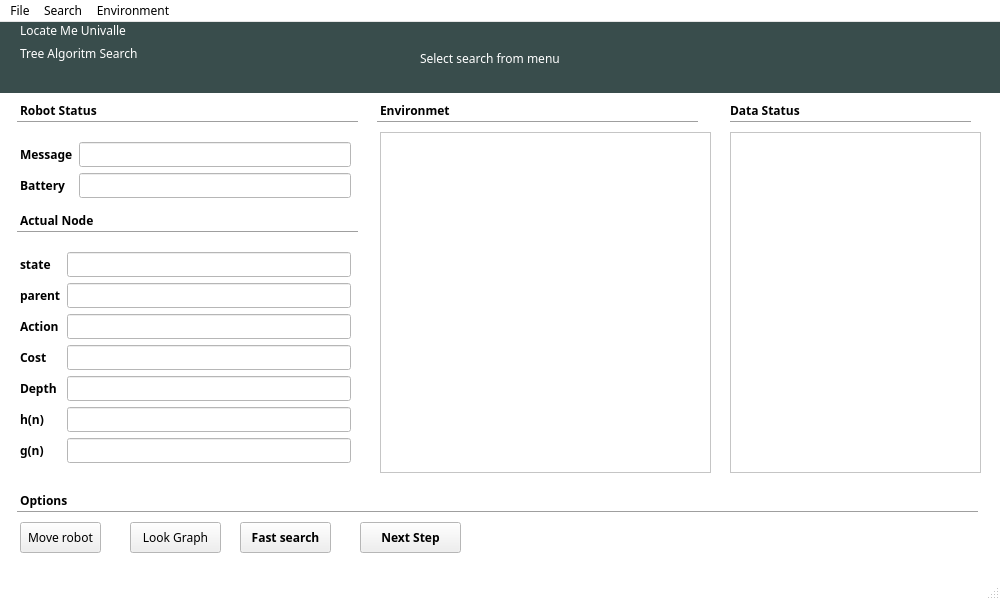
This is Clases/gui/MainWindow.ui in DonAurelio/ia-search-algorithms as Qt 5 draws it before an edit. The edited form follows.
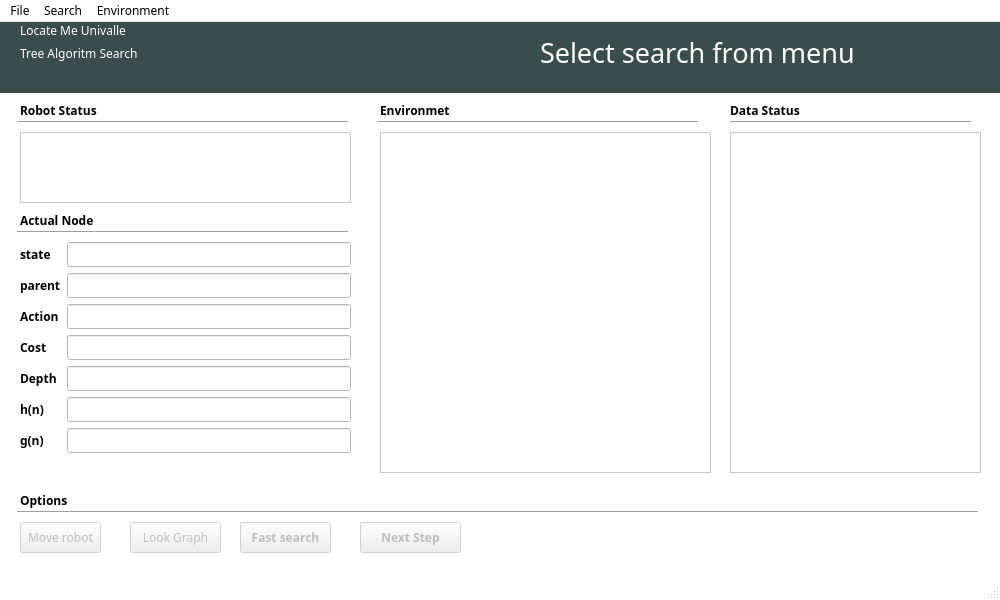
This is the edited form.

Patch:
```diff
--- a/Clases/gui/MainWindow.ui
+++ b/Clases/gui/MainWindow.ui
@@ -222,15 +222,20 @@
       </item>
      </layout>
     </widget>
-    <widget class="QLabel" name="labelDelectedSearch">
+    <widget class="QLabel" name="labelSelectedSearch">
      <property name="geometry">
       <rect>
-       <x>420</x>
-       <y>16</y>
+       <x>540</x>
+       <y>10</y>
        <width>331</width>
        <height>41</height>
       </rect>
      </property>
+     <property name="font">
+      <font>
+       <pointsize>20</pointsize>
+      </font>
+     </property>
      <property name="text">
       <string>Select search from menu</string>
      </property>
@@ -269,7 +274,7 @@
       <rect>
        <x>7</x>
        <y>10</y>
-       <width>341</width>
+       <width>331</width>
        <height>20</height>
       </rect>
      </property>
@@ -282,7 +287,7 @@
       <rect>
        <x>7</x>
        <y>120</y>
-       <width>341</width>
+       <width>331</width>
        <height>20</height>
       </rect>
      </property>
@@ -393,12 +398,15 @@
      <property name="geometry">
       <rect>
        <x>10</x>
-       <y>150</y>
+       <y>140</y>
        <width>331</width>
-       <height>227</height>
+       <height>311</height>
       </rect>
      </property>
      <layout class="QFormLayout" name="formLayout">
+      <property name="fieldGrowthPolicy">
+       <enum>QFormLayout::AllNonFixedFieldsGrow</enum>
+      </property>
       <item row="0" column="0">
        <widget class="QLabel" name="labelState">
         <property name="font">
@@ -413,7 +421,14 @@
        </widget>
       </item>
       <item row="0" column="1">
-       <widget class="QLineEdit" name="lineEditState"/>
+       <widget class="QLineEdit" name="lineEditState">
+        <property name="enabled">
+         <bool>true</bool>
+        </property>
+        <property name="readOnly">
+         <bool>true</bool>
+        </property>
+       </widget>
       </item>
       <item row="1" column="0">
        <widget class="QLabel" name="labelParent">
@@ -428,9 +443,6 @@
         </property>
        </widget>
       </item>
-      <item row="1" column="1">
-       <widget class="QLineEdit" name="lineEditParent"/>
-      </item>
       <item row="2" column="0">
        <widget class="QLabel" name="labelAction">
         <property name="font">
@@ -445,7 +457,14 @@
        </widget>
       </item>
       <item row="2" column="1">
-       <widget class="QLineEdit" name="lineEditAction"/>
+       <widget class="QLineEdit" name="lineEditAction">
+        <property name="enabled">
+         <bool>true</bool>
+        </property>
+        <property name="readOnly">
+         <bool>true</bool>
+        </property>
+       </widget>
       </item>
       <item row="3" column="0">
        <widget class="QLabel" name="labelCost">
@@ -461,7 +480,14 @@
        </widget>
       </item>
       <item row="3" column="1">
-       <widget class="QLineEdit" name="lineEditCost"/>
+       <widget class="QLineEdit" name="lineEditCost">
+        <property name="enabled">
+         <bool>true</bool>
+        </property>
+        <property name="readOnly">
+         <bool>true</bool>
+        </property>
+       </widget>
       </item>
       <item row="4" column="0">
        <widget class="QLabel" name="labelDepth">
@@ -477,7 +503,14 @@
        </widget>
       </item>
       <item row="4" column="1">
-       <widget class="QLineEdit" name="lineEditDepth"/>
+       <widget class="QLineEdit" name="lineEditDepth">
+        <property name="enabled">
+         <bool>true</bool>
+        </property>
+        <property name="readOnly">
+         <bool>true</bool>
+        </property>
+       </widget>
       </item>
       <item row="5" column="0">
        <widget class="QLabel" name="labelH">
@@ -493,7 +526,14 @@
        </widget>
       </item>
       <item row="5" column="1">
-       <widget class="QLineEdit" name="lineEditH"/>
+       <widget class="QLineEdit" name="lineEditH">
+        <property name="enabled">
+         <bool>true</bool>
+        </property>
+        <property name="readOnly">
+         <bool>true</bool>
+        </property>
+       </widget>
       </item>
       <item row="6" column="0">
        <widget class="QLabel" name="labelG">
@@ -509,54 +549,24 @@
        </widget>
       </item>
       <item row="6" column="1">
-       <widget class="QLineEdit" name="lineEditG"/>
-      </item>
-     </layout>
-    </widget>
-    <widget class="QWidget" name="layoutWidget">
-     <property name="geometry">
-      <rect>
-       <x>10</x>
-       <y>40</y>
-       <width>331</width>
-       <height>62</height>
-      </rect>
-     </property>
-     <layout class="QFormLayout" name="formLayout_3">
-      <property name="fieldGrowthPolicy">
-       <enum>QFormLayout::AllNonFixedFieldsGrow</enum>
-      </property>
-      <item row="0" column="0">
-       <widget class="QLabel" name="labelMessage">
-        <property name="font">
-         <font>
-          <weight>75</weight>
-          <bold>true</bold>
-         </font>
+       <widget class="QLineEdit" name="lineEditG">
+        <property name="enabled">
+         <bool>true</bool>
         </property>
-        <property name="text">
-         <string>Message</string>
-        </property>
-       </widget>
-      </item>
-      <item row="1" column="0">
-       <widget class="QLabel" name="labelBattery">
-        <property name="font">
-         <font>
-          <weight>75</weight>
-          <bold>true</bold>
-         </font>
-        </property>
-        <property name="text">
-         <string>Battery</string>
+        <property name="readOnly">
+         <bool>true</bool>
         </property>
        </widget>
       </item>
       <item row="1" column="1">
-       <widget class="QLineEdit" name="lineEditBattery"/>
-      </item>
-      <item row="0" column="1">
-       <widget class="QLineEdit" name="lineEditMessage"/>
+       <widget class="QLineEdit" name="lineEditParent">
+        <property name="enabled">
+         <bool>true</bool>
+        </property>
+        <property name="readOnly">
+         <bool>true</bool>
+        </property>
+       </widget>
       </item>
      </layout>
     </widget>
@@ -593,6 +603,9 @@
      </property>
     </widget>
     <widget class="QPushButton" name="pushButtonMoveRobot">
+     <property name="enabled">
+      <bool>false</bool>
+     </property>
      <property name="geometry">
       <rect>
        <x>10</x>
@@ -606,6 +619,9 @@
      </property>
     </widget>
     <widget class="QPushButton" name="pushButtonLookGraph">
+     <property name="enabled">
+      <bool>false</bool>
+     </property>
      <property name="geometry">
       <rect>
        <x>120</x>
@@ -619,6 +635,9 @@
      </property>
     </widget>
     <widget class="QPushButton" name="pushButtonNextStep">
+     <property name="enabled">
+      <bool>false</bool>
+     </property>
      <property name="geometry">
       <rect>
        <x>350</x>
@@ -638,6 +657,9 @@
      </property>
     </widget>
     <widget class="QPushButton" name="pushButtonFastSearch">
+     <property name="enabled">
+      <bool>false</bool>
+     </property>
      <property name="geometry">
       <rect>
        <x>230</x>
@@ -657,6 +679,9 @@
      </property>
     </widget>
     <widget class="QTableWidget" name="tableWidgetEnvironment">
+     <property name="enabled">
+      <bool>true</bool>
+     </property>
      <property name="geometry">
       <rect>
        <x>370</x>
@@ -665,7 +690,45 @@
        <height>341</height>
       </rect>
      </property>
+     <attribute name="horizontalHeaderDefaultSectionSize">
+      <number>24</number>
+     </attribute>
     </widget>
+    <widget class="QPlainTextEdit" name="plainTextEditRobotStatus">
+     <property name="enabled">
+      <bool>true</bool>
+     </property>
+     <property name="geometry">
+      <rect>
+       <x>10</x>
+       <y>30</y>
+       <width>331</width>
+       <height>71</height>
+      </rect>
+     </property>
+     <property name="readOnly">
+      <bool>true</bool>
+     </property>
+    </widget>
+    <zorder>labelRobotStatus</zorder>
+    <zorder>lineRobotStatus</zorder>
+    <zorder>lineActualNode</zorder>
+    <zorder>labelActualNode</zorder>
+    <zorder>labelDataStatus</zorder>
+    <zorder>line_3</zorder>
+    <zorder>plainTextEditDataStatus</zorder>
+    <zorder>labelEnvironment</zorder>
+    <zorder>lineEnvironmet</zorder>
+    <zorder>layoutWidget</zorder>
+    <zorder>lineRobotStatus_2</zorder>
+    <zorder>labelRobotStatus_2</zorder>
+    <zorder>pushButtonMoveRobot</zorder>
+    <zorder>pushButtonLookGraph</zorder>
+    <zorder>pushButtonNextStep</zorder>
+    <zorder>pushButtonFastSearch</zorder>
+    <zorder>tableWidgetEnvironment</zorder>
+    <zorder>plainTextEditRobotStatus</zorder>
+    <zorder>lineEditParent</zorder>
    </widget>
   </widget>
   <widget class="QMenuBar" name="menubar">
@@ -736,18 +799,8 @@
     <property name="title">
      <string>Search</string>
     </property>
-    <widget class="QMenu" name="actionUniformCost">
-     <property name="title">
-      <string>Uniform Cost </string>
-     </property>
-    </widget>
-    <widget class="QMenu" name="actionA_2">
-     <property name="title">
-      <string>A*</string>
-     </property>
-    </widget>
-    <addaction name="actionUniformCost"/>
-    <addaction name="actionA_2"/>
+    <addaction name="actionUniformCost_2"/>
+    <addaction name="actionA_3"/>
    </widget>
    <widget class="QMenu" name="menuEnvironment">
     <property name="title">
@@ -791,6 +844,16 @@
     <string>A* </string>
    </property>
   </action>
+  <action name="actionUniformCost_2">
+   <property name="text">
+    <string>Uniform Cost</string>
+   </property>
+  </action>
+  <action name="actionA_3">
+   <property name="text">
+    <string>A*</string>
+   </property>
+  </action>
  </widget>
  <resources/>
  <connections>
```
Left out of the diff: 19 changed lines with no effect on the pictures.
